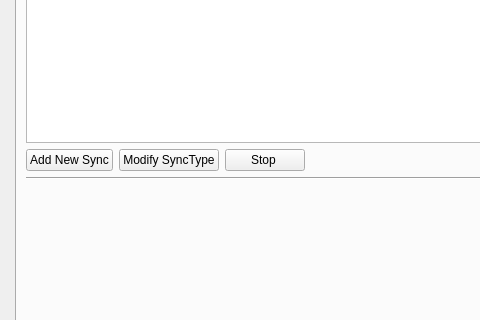
This is pcloudwindow.ui in pcloudcom/psyncgui as Qt 5 draws it before an edit; both pictures show x 0 to 480 and y 225 to 545 of the 845 by 671 pixel window. The edited form follows.
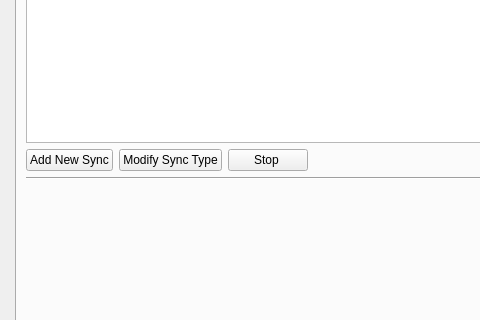
This is the edited form. The open tabs and pages were chosen to show the change. Icons and pictures are not drawn.

```diff
--- a/pcloudwindow.ui
+++ b/pcloudwindow.ui
@@ -991,7 +991,7 @@
                   <item>
                    <widget class="QPushButton" name="btnSyncModify">
                     <property name="text">
-                     <string>Modify SyncType</string>
+                     <string>Modify Sync Type</string>
                     </property>
                    </widget>
                   </item>
```
Left out of the diff: 26 changed lines with no effect on the pictures.
